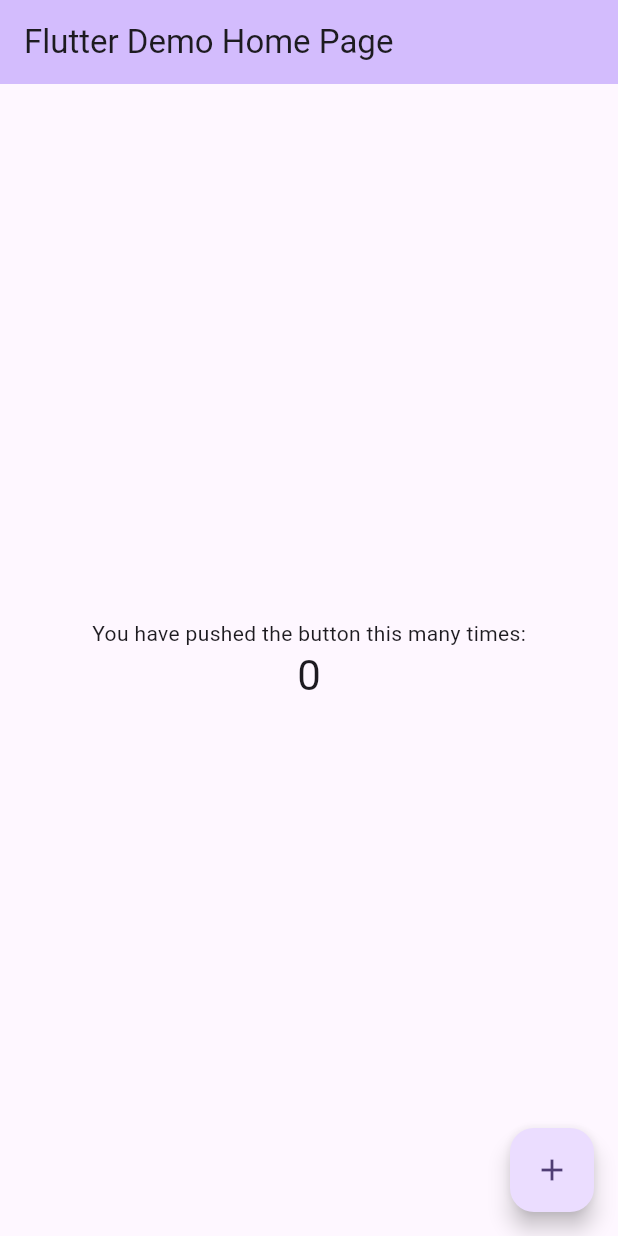
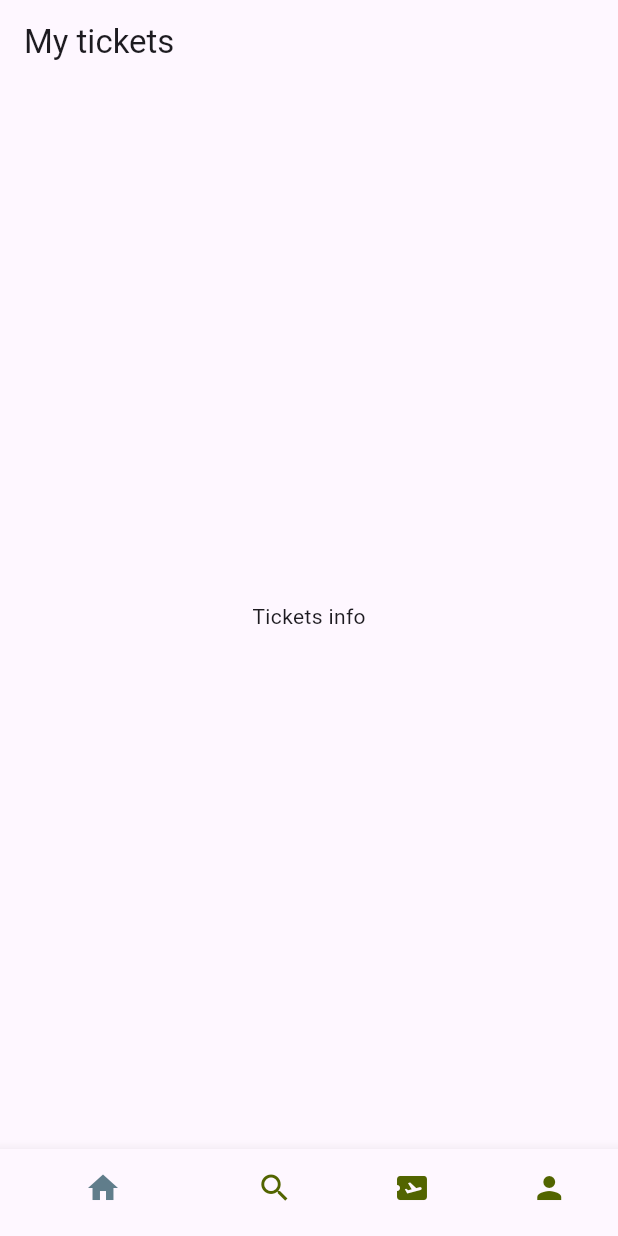
Before and after one commit to miguelnkono/flutter-Learning, a Flutter app: the screen it shows after launch, on a phone screen of 412 x 824 dp. Run offline on Flutter 3.47's test engine with Material 3 defaults, Android fonts, the phone set to English and light mode, and no system bars.

Commit message:
Adding some features to my app like : bottom and a much better structure to the project. All of which was aquired by learning how to manager bottom and the material app widget.

```diff
--- a/analysis_options.yaml
+++ b/analysis_options.yaml
@@ -7,6 +7,9 @@
 
 # The following line activates a set of recommended lints for Flutter apps,
 # packages, and plugins designed to encourage good coding practices.
+analyzer:
+  errors:
+    prefer_const_constructors: ignore
 include: package:flutter_lints/flutter.yaml
 
 linter:
--- /dev/null
+++ b/lib/base/bottom_nav_bar.dart
@@ -0,0 +1,57 @@
+import 'package:flutter/material.dart';
+
+class BottomNavBar extends StatefulWidget {
+  const BottomNavBar({super.key});
+
+  @override
+  State<BottomNavBar> createState() => _BottomNavBarState();
+}
+
+class _BottomNavBarState extends State<BottomNavBar> {
+  @override
+  Widget build(BuildContext context) {
+    return Scaffold(
+      appBar: AppBar(
+        title: Text("My tickets"),
+      ), // AppBar
+      body: Center(
+        child: Text("Tickets info"),
+      ), // Center
+      bottomNavigationBar:BottomNavigationBar(
+        selectedItemColor: Colors.blueGrey, // set the selected item's color
+        showSelectedLabels: false,
+        unselectedItemColor: const Color(0xFF526400),   // set the unselected item's color
+        items: const [
+          BottomNavigationBarItem(icon: Icon(Icons.home), label: "Home"), // BottomNavigationBarItem: home
+          BottomNavigationBarItem(icon: Icon(Icons.search), label: "Search"), // BottomNavigationBarItem: search
+          BottomNavigationBarItem(icon: Icon(Icons.airplane_ticket), label: "Tickets"), // BottomNavigationBarItem: airplane_tocket
+          BottomNavigationBarItem(icon: Icon(Icons.person), label: "Profile")  // BottomNavigationBarItem: person
+        ]
+        /*
+        items: const [
+          BottomNavigationBarItem(
+            icons: Icon(FluentSystemIcons.ic_fluent_home_regular),
+            activeIcon: FluentSystemIcons.ic_fluent_home_filled,
+            label: "Home"
+          ), // BottomNavigationBarItem: home
+          BottomNavigationBarItem(
+            icons: Icon(FluentSystemIcons.ic_fluent_search_regular),
+            activeIcon: FluentSystemIcons.ic_fluent_search_filled,
+            label: "Search"
+          ), // BottomNavigationBarItem: search
+          BottomNavigationBarItem(
+            icons: Icon(FluentSystemIcons.ic_fluent_ticket_regular),
+            activeIcon: FluentSystemIcons.ic_fluent_ticket_filled,
+            label: "Tickets"
+          ), // BottomNavigationBarItem: airplane_tocket
+          BottomNavigationBarItem(
+            icons: Icon(FluentSystemIcons.ic_fluent_person_regular),
+            activeIcon: FluentSystemIcons.ic_fluent_person_filled,
+            label: "Profile"
+          )  // BottomNavigationBarItem: person
+        ]
+        */
+      ) // BottomNavigationBar
+    ); // Scaffold
+  }
+}
--- a/lib/main.dart
+++ b/lib/main.dart
@@ -1,125 +1,17 @@
 import 'package:flutter/material.dart';
+import 'package:flutter_learn/base/bottom_nav_bar.dart';
 
-void main() {
+void main(List<String> args) {
   runApp(const MyApp());
 }
 
 class MyApp extends StatelessWidget {
   const MyApp({super.key});
 
-  // This widget is the root of your application.
   @override
   Widget build(BuildContext context) {
     return MaterialApp(
-      title: 'Flutter Demo',
-      theme: ThemeData(
-        // This is the theme of your application.
-        //
-        // TRY THIS: Try running your application with "flutter run". You'll see
-        // the application has a purple toolbar. Then, without quitting the app,
-        // try changing the seedColor in the colorScheme below to Colors.green
-        // and then invoke "hot reload" (save your changes or press the "hot
-        // reload" button in a Flutter-supported IDE, or press "r" if you used
-        // the command line to start the app).
-        //
-        // Notice that the counter didn't reset back to zero; the application
-        // state is not lost during the reload. To reset the state, use hot
-        // restart instead.
-        //
-        // This works for code too, not just values: Most code changes can be
-        // tested with just a hot reload.
-        colorScheme: ColorScheme.fromSeed(seedColor: Colors.deepPurple),
-        useMaterial3: true,
-      ),
-      home: const MyHomePage(title: 'Flutter Demo Home Page'),
+      home: BottomNavBar()
     );
   }
 }
-
-class MyHomePage extends StatefulWidget {
-  const MyHomePage({super.key, required this.title});
-
-  // This widget is the home page of your application. It is stateful, meaning
-  // that it has a State object (defined below) that contains fields that affect
-  // how it looks.
-
-  // This class is the configuration for the state. It holds the values (in this
-  // case the title) provided by the parent (in this case the App widget) and
-  // used by the build method of the State. Fields in a Widget subclass are
-  // always marked "final".
-
-  final String title;
-
-  @override
-  State<MyHomePage> createState() => _MyHomePageState();
-}
-
-class _MyHomePageState extends State<MyHomePage> {
-  int _counter = 0;
-
-  void _incrementCounter() {
-    setState(() {
-      // This call to setState tells the Flutter framework that something has
-      // changed in this State, which causes it to rerun the build method below
-      // so that the display can reflect the updated values. If we changed
-      // _counter without calling setState(), then the build method would not be
-      // called again, and so nothing would appear to happen.
-      _counter++;
-    });
-  }
-
-  @override
-  Widget build(BuildContext context) {
-    // This method is rerun every time setState is called, for instance as done
-    // by the _incrementCounter method above.
-    //
-    // The Flutter framework has been optimized to make rerunning build methods
-    // fast, so that you can just rebuild anything that needs updating rather
-    // than having to individually change instances of widgets.
-    return Scaffold(
-      appBar: AppBar(
-        // TRY THIS: Try changing the color here to a specific color (to
-        // Colors.amber, perhaps?) and trigger a hot reload to see the AppBar
-        // change color while the other colors stay the same.
-        backgroundColor: Theme.of(context).colorScheme.inversePrimary,
-        // Here we take the value from the MyHomePage object that was created by
-        // the App.build method, and use it to set our appbar title.
-        title: Text(widget.title),
-      ),
-      body: Center(
-        // Center is a layout widget. It takes a single child and positions it
-        // in the middle of the parent.
-        child: Column(
-          // Column is also a layout widget. It takes a list of children and
-          // arranges them vertically. By default, it sizes itself to fit its
-          // children horizontally, and tries to be as tall as its parent.
-          //
-          // Column has various properties to control how it sizes itself and
-          // how it positions its children. Here we use mainAxisAlignment to
-          // center the children vertically; the main axis here is the vertical
-          // axis because Columns are vertical (the cross axis would be
-          // horizontal).
-          //
-          // TRY THIS: Invoke "debug painting" (choose the "Toggle Debug Paint"
-          // action in the IDE, or press "p" in the console), to see the
-          // wireframe for each widget.
-          mainAxisAlignment: MainAxisAlignment.center,
-          children: <Widget>[
-            const Text(
-              'You have pushed the button this many times:',
-            ),
-            Text(
-              '$_counter',
-              style: Theme.of(context).textTheme.headlineMedium,
-            ),
-          ],
-        ),
-      ),
-      floatingActionButton: FloatingActionButton(
-        onPressed: _incrementCounter,
-        tooltip: 'Increment',
-        child: const Icon(Icons.add),
-      ), // This trailing comma makes auto-formatting nicer for build methods.
-    );
-  }
-}
```
Also changed, not shown: notes/conter_app.dart (added, +70 -0 lines), notes/demo_app.dart (added, +51 -0 lines).
